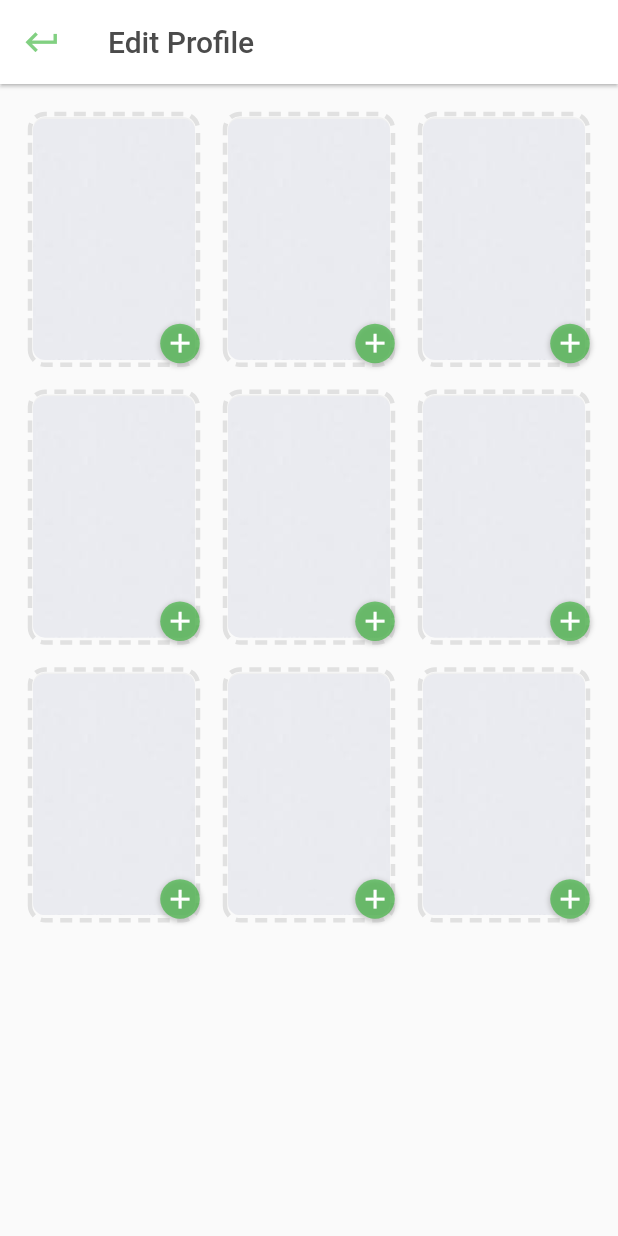
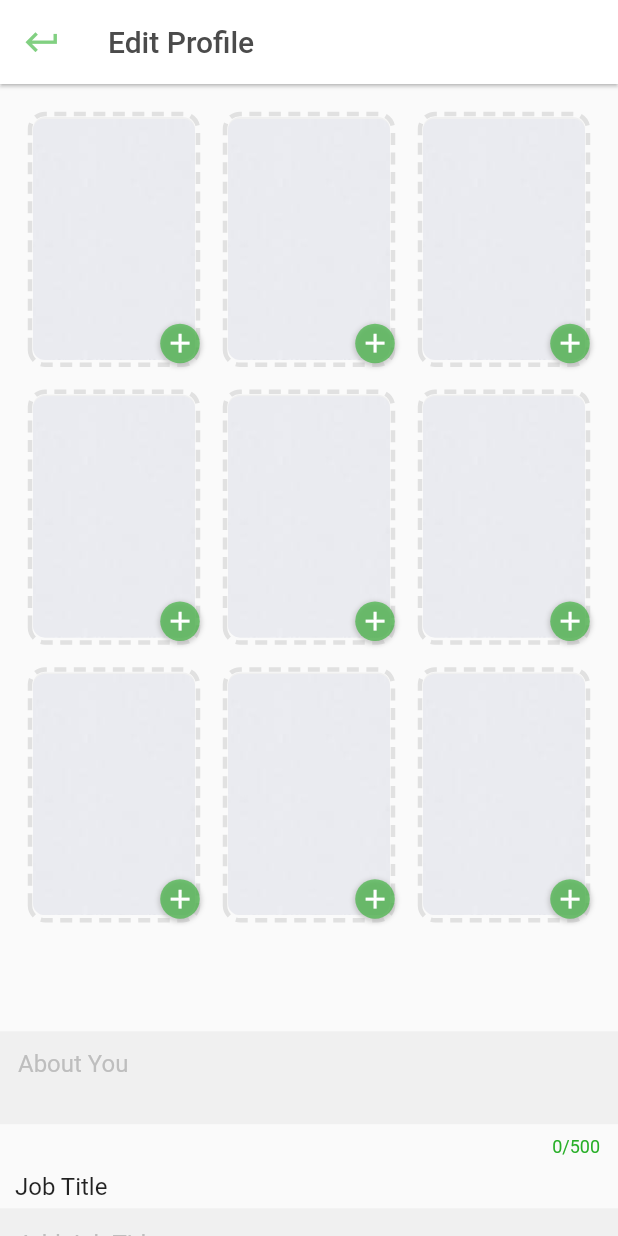
Before and after one commit to L0rentz/Pindur, a Flutter app: the EditInfo screen opened directly, on a phone screen of 412 x 824 dp. Run offline on Flutter 3.47's test engine with Material 2 defaults, Android fonts, the light colour scheme and no system bars; drawn by our look-alikes of dotted_border; our stand-ins replace image_cropper, image_picker; missing offline and left inert: back_button_interceptor.

Commit message:
Worked on the EDIT INFOS menu, added a description field, the user can also edit his job, company, localisation and school, worked on the back end to protect it from SQL injections.

```diff
--- a/lib/editinfo.dart
+++ b/lib/editinfo.dart
@@ -1,10 +1,20 @@
 import 'package:pindur/api.dart';
 import 'package:flutter/material.dart';
 import 'package:dotted_border/dotted_border.dart';
+import 'package:back_button_interceptor/back_button_interceptor.dart';
 import 'gallery.dart';
+import 'api.dart';
 
 class EditInfo extends StatefulWidget {
   final Map argUser;
+  final aboutController = TextEditingController();
+  final jobController = TextEditingController();
+  final companyController = TextEditingController();
+  final cityController = TextEditingController();
+  final schoolController = TextEditingController();
+  final ScrollController scrollController =
+      ScrollController(initialScrollOffset: 0);
+  final _formKey = GlobalKey<FormState>();
   EditInfo({this.argUser});
   @override
   _EditInfoState createState() => _EditInfoState();
@@ -19,8 +29,31 @@ class _EditInfoState extends State<EditInfo> {
     Future.delayed(Duration.zero, () {
       setState(() {
         user = widget.argUser;
+        widget.aboutController.text = user['about'];
+        widget.jobController.text = user['job'];
+        widget.companyController.text = user['company'];
+        widget.schoolController.text = user['school'];
+        widget.cityController.text = user['city'];
+        BackButtonInterceptor.add(myInterceptor);
       });
     });
+  }
+
+  bool myInterceptor(bool stopDefaultButtonEvent) {
+    user['about'] = widget.aboutController.text;
+    user['job'] = widget.jobController.text;
+    user['company'] = widget.companyController.text;
+    user['school'] = widget.schoolController.text;
+    user['city'] = widget.cityController.text;
+    editProfile(
+        user['email'],
+        widget.aboutController.text,
+        widget.jobController.text,
+        widget.companyController.text,
+        widget.schoolController.text,
+        widget.cityController.text);
+    Navigator.pop(context, user);
+    return true;
   }
 
   @override
@@ -30,7 +63,19 @@ class _EditInfoState extends State<EditInfo> {
         leading: IconButton(
             highlightColor: Colors.white,
             splashColor: Colors.white,
-            onPressed: () {
+            onPressed: () async {
+              user['about'] = widget.aboutController.text;
+              user['job'] = widget.jobController.text;
+              user['company'] = widget.companyController.text;
+              user['school'] = widget.schoolController.text;
+              user['city'] = widget.cityController.text;
+              await editProfile(
+                  user['email'],
+                  widget.aboutController.text,
+                  widget.jobController.text,
+                  widget.companyController.text,
+                  widget.schoolController.text,
+                  widget.cityController.text);
               Navigator.pop(context, user);
             },
             icon: Transform.scale(
@@ -43,10 +88,16 @@ class _EditInfoState extends State<EditInfo> {
         title: Text('Edit Profile',
             style: TextStyle(color: Color.fromARGB(255, 75, 75, 75))),
       ),
-      body: Stack(children: [
+      body: Form(
+        key: widget._formKey,
+        child: ListView(
+          controller: widget.scrollController,
+          physics: BouncingScrollPhysics(),
+          children: [
             GridView.count(
                 childAspectRatio: 0.67,
                 primary: false,
+                shrinkWrap: true,
                 padding: const EdgeInsets.all(20),
                 crossAxisSpacing: 18,
                 mainAxisSpacing: 18,
@@ -62,22 +113,79 @@ class _EditInfoState extends State<EditInfo> {
                   gridContainer('8'),
                   gridContainer('9'),
                 ]),
-        Transform.translate(
-            offset: Offset(20, 558),
-            child: Container(
-              width: 355,
-              height: 48,
-              child: addMedia(),
-            )),
+            SizedBox(height: 10),
+            Column(children: [
+              addMedia(),
+              SizedBox(height: 20),
+              checkUserNull(),
+              SizedBox(height: 10),
+              editFormField('Add Job Title', widget.jobController, 'Job Title',
+                  null, 1, 255, ''),
+              SizedBox(height: 20),
+              editFormField('Add Company', widget.companyController, 'Company',
+                  null, 1, 255, ''),
+              SizedBox(height: 20),
+              editFormField('Add School', widget.schoolController, 'School',
+                  null, 1, 255, ''),
+              SizedBox(height: 20),
+              editFormField('Add City', widget.cityController, 'Livin In', null,
+                  1, 255, ''),
             ]),
+          ],
+        ),
+      ),
+    );
+  }
+
+  Widget checkUserNull() {
+    if (user != null)
+      return (editFormField('About You', widget.aboutController,
+          'About ${user['firstname']}', 2, null, 500, null));
+    else
+      return (editFormField(
+          'About You', widget.aboutController, '', 2, null, 500, null));
+  }
+
+  Widget editFormField(String hintText, final controller, String titleText,
+      int minLines, int maxLines, int maxLength, String counterText) {
+    return Column(
+      children: [
+        Align(
+          alignment: Alignment.centerLeft,
+          child: Transform.translate(
+            offset: Offset(10, 0),
+            child: Text(titleText,
+                textAlign: TextAlign.end, style: TextStyle(fontSize: 16)),
+          ),
+        ),
+        SizedBox(height: 5),
+        TextFormField(
+            controller: controller,
+            maxLines: maxLines,
+            maxLength: maxLength,
+            minLines: minLines,
+            decoration: InputDecoration(
+                hintText: hintText,
+                counterText: counterText,
+                hintStyle: TextStyle(color: Color.fromARGB(255, 190, 190, 190)),
+                filled: true,
+                disabledBorder: InputBorder.none,
+                enabledBorder: InputBorder.none,
+                errorBorder: InputBorder.none,
+                focusedBorder: InputBorder.none,
+                focusedErrorBorder: InputBorder.none)),
+      ],
     );
   }
 
   Widget addMedia() {
     if (user != null && user['photo9'] == null) {
-      return FlatButton(
+      return Container(
+        width: MediaQuery.of(context).size.width * 0.9,
+        height: 50,
+        child: FlatButton(
             shape: RoundedRectangleBorder(
-              borderRadius: BorderRadius.all(Radius.circular(10))),
+                borderRadius: BorderRadius.all(Radius.circular(8))),
             onPressed: () async {
               await Navigator.push(
                   context,
@@ -91,8 +199,10 @@ class _EditInfoState extends State<EditInfo> {
                 }
               });
             },
-          child: Text('Add Media', style: TextStyle(color: Colors.white)),
-          color: Theme.of(context).textSelectionColor);
+            child: Text('Add Media',
+                style: TextStyle(color: Colors.white, fontSize: 15)),
+            color: Theme.of(context).textSelectionColor),
+      );
     } else
       return (Container(width: 0, height: 0));
   }
@@ -218,4 +328,16 @@ class _EditInfoState extends State<EditInfo> {
     else
       return Image.network(address);
   }
+
+  @override
+  void dispose() {
+    BackButtonInterceptor.remove(myInterceptor);
+    widget.aboutController.dispose();
+    widget.cityController.dispose();
+    widget.companyController.dispose();
+    widget.schoolController.dispose();
+    widget.scrollController.dispose();
+    widget.jobController.dispose();
+    super.dispose();
   }
+}
--- a/lib/textformfield.dart
+++ b/lib/textformfield.dart
@@ -29,7 +29,11 @@ class MyTextFormFieldState extends State<MyTextFormField> {
       },
       obscureText: widget.showpassword,
       controller: widget.controller,
+      maxLines: 1,
+      maxLength: 255,
+      maxLengthEnforced: true,
       decoration: InputDecoration(
+        counterText: '',
         enabledBorder: UnderlineInputBorder(
           borderSide: BorderSide(
             color: Color.fromARGB(255, 100, 100, 100),
--- a/pubspec.yaml
+++ b/pubspec.yaml
@@ -28,7 +28,7 @@ dependencies:
   image_picker: ^0.6.7+2
   image_cropper: ^1.2.3
   dotted_border: ^1.0.5
-
+  back_button_interceptor: ^4.2.4
 
 
   # The following adds the Cupertino Icons font to your application.
```
Also changed, not shown: lib/api.dart (+18 -0 lines), pubspec.lock. Lines whose indentation alone changed are shown as unchanged.
